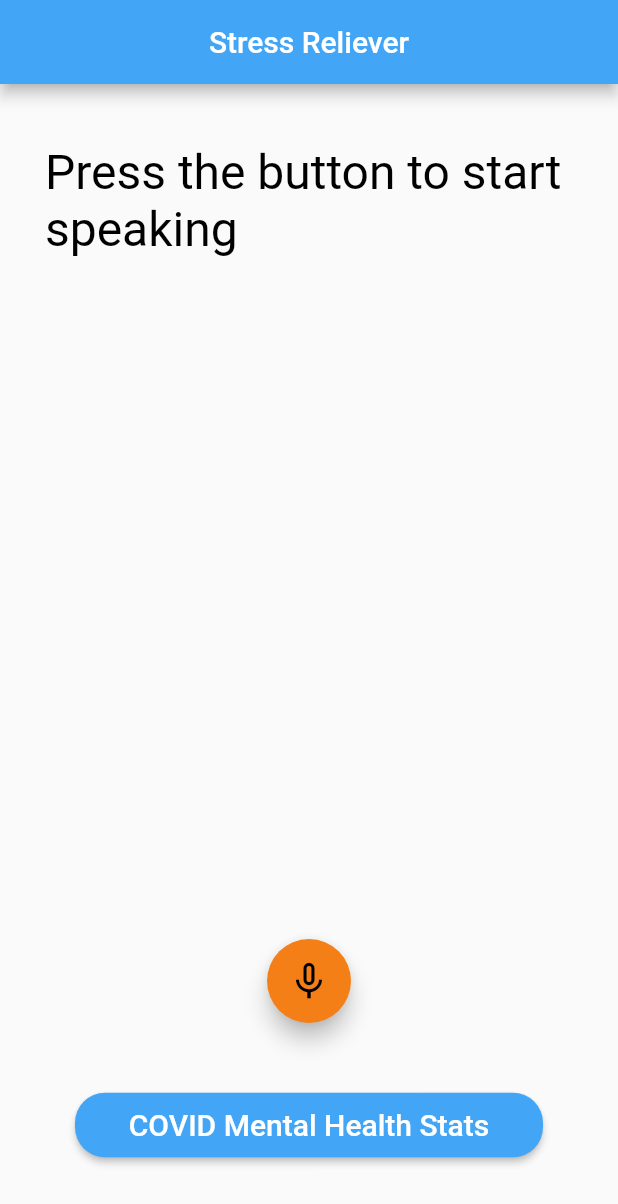
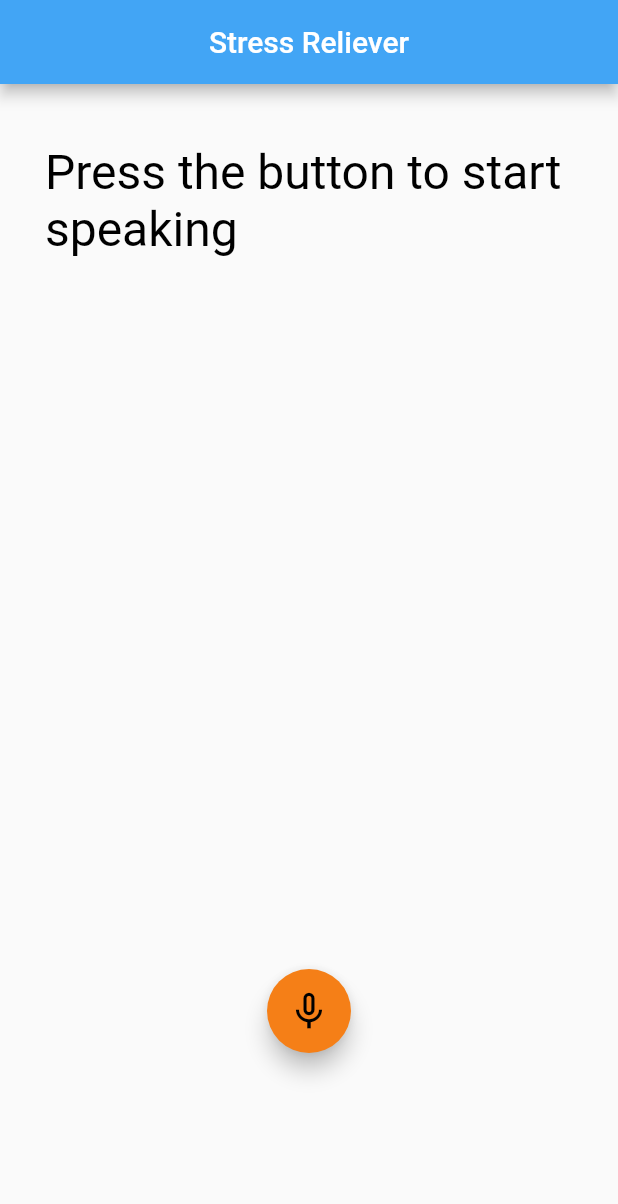
Before and after one commit to utkarsh0702/Hackatalyst-2021-Bit-Lords, a Flutter app: the screen it shows after launch, on a phone screen of 412 x 824 dp. Shown: the top 1204 px of the screen. Run offline on Flutter 3.47's test engine with Material 2 defaults, Android fonts, the phone set to English and light mode, and no system bars; drawn by our look-alikes of avatar_glow; our stand-ins replace carousel_slider, speech_to_text, vibration; missing offline and left inert: tflite_flutter; project files that could hold a hidden picture were left out.

Commit message:
corrected the model

```diff
--- a/mood_recognizer/lib/screens/recognizer.dart
+++ b/mood_recognizer/lib/screens/recognizer.dart
@@ -14,11 +14,44 @@ class Recognizer extends StatefulWidget {
 }
 
 class _RecognizerState extends State<Recognizer> {
-  // ------------------------- List to match ---------------------///
-  List<String> check = ['angry', 'depressed', 'low'];
+  // ------------------------- List to match ---------------------//
+  List<String> check = [
+    'angry',
+    'depressed',
+    'pressure',
+    'strain',
+    'tension',
+    'fear',
+    'bother',
+    'trouble',
+    'worry',
+    'sad',
+    'agonize',
+    'despair',
+    'lonely',
+    'heartbroken',
+    'gloomy',
+    'disappointed',
+    'hopeless',
+    'grieved',
+    'unhappy',
+    'troubled',
+    'miserable',
+    'nervous',
+    'horrified',
+    'stressed',
+    'frustrated',
+    'annoyed',
+    'irritated',
+    'mad',
+    'vengeful',
+    'insulted'
+  ];
 
   //--------------random -------------------//
   Random random = Random();
+
+  int val1=0, val2=0; double value = 0.0;
 
   stt.SpeechToText _speech;
   bool _isListening = false;
@@ -148,10 +181,15 @@ class _RecognizerState extends State<Recognizer> {
           onResult: (val) => setState(() {
             _text = val.recognizedWords;
 
-            // if (check.any((e) => _text.contains(e))) {
             if (_speech.lastStatus == 'notListening') {
               print(_classifier.classify(_text));
-              if (_classifier.classify(_text) == 0) {
+
+              if (check.any((e) => _text.contains(e))) {val1 = 1;}
+              else{ val1 = 0;}
+              val2 = _classifier.classify(_text);
+              value = val1*0.66 + val2*0.33;
+
+              if (value>0.5) {
                 setState(() => _isListening = false);
                 _speech.stop();
                 Vibration.vibrate(pattern: [
@@ -197,7 +235,7 @@ class _RecognizerState extends State<Recognizer> {
         ),
         floatingActionButtonLocation: FloatingActionButtonLocation.centerDocked,
         floatingActionButton: Padding(
-          padding: const EdgeInsets.only(bottom: 70.0),
+          padding: const EdgeInsets.only(bottom: 50.0),
           child: AvatarGlow(
             animate: _isListening,
             glowColor: Theme.of(context).accentColor,
@@ -240,28 +278,6 @@ class _RecognizerState extends State<Recognizer> {
                 ),
               ),
             ),
-            Padding(
-              padding: const EdgeInsets.only(top: 20.0, bottom: 50.0),
-              child: Row(
-                mainAxisAlignment: MainAxisAlignment.center,
-                children: [
-                  MaterialButton(
-                      minWidth: MediaQuery.of(context).size.width - 100,
-                      height: 30.0,
-                      onPressed: () {},
-                      color: Theme.of(context).primaryColor,
-                      shape: RoundedRectangleBorder(
-                          borderRadius: BorderRadius.circular(20)),
-                      child: Padding(
-                        padding: const EdgeInsets.all(10.0),
-                        child: Text(
-                          'COVID Mental Health Stats',
-                          style: TextStyle(color: Colors.white, fontSize: 20.0),
-                        ),
-                      )),
-                ],
-              ),
-            ),
           ],
         ));
   }
```
Also changed, not shown: mood_recognizer/lib/screens/helper/classifier.dart (+17 -11 lines), 1 other file.
